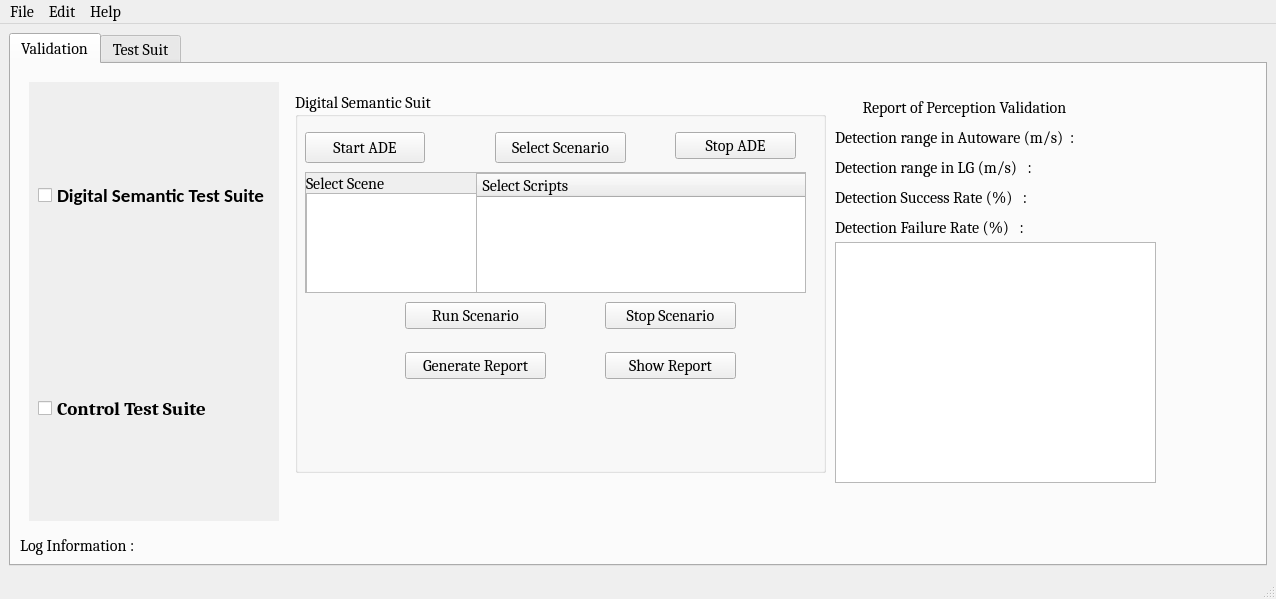
Above: Source_Code/UI_Suit/mainwindow.ui from PolyVerifFramework/PolyVerif before the change. Below: the same form after it.
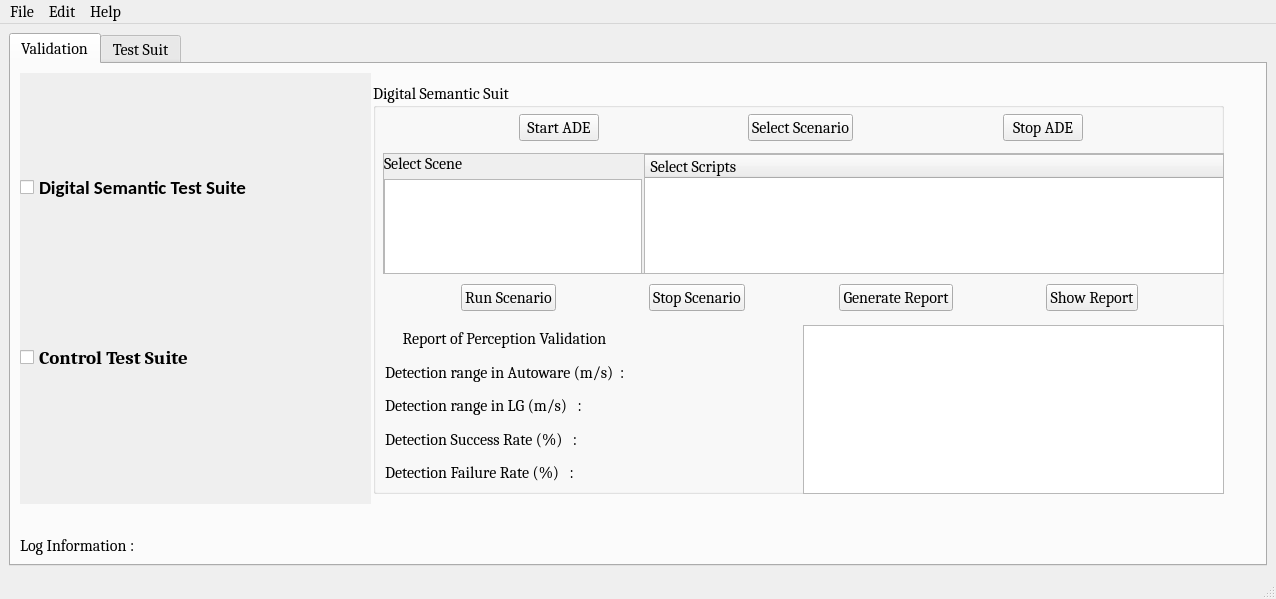
That is the form after the change.

Commit message: Resolve the crash issue, Also change the UI for data report

```diff
--- a/Source_Code/UI_Suit/mainwindow.ui
+++ b/Source_Code/UI_Suit/mainwindow.ui
@@ -57,24 +57,36 @@
        <attribute name="title">
         <string>Validation</string>
        </attribute>
-       <layout class="QVBoxLayout" name="verticalLayout_3">
-        <item>
          <widget class="QWidget" name="gridWidget" native="true">
           <property name="enabled">
            <bool>true</bool>
           </property>
+        <property name="geometry">
+         <rect>
+          <x>9</x>
+          <y>9</y>
+          <width>1241</width>
+          <height>481</height>
+         </rect>
+        </property>
           <property name="sizePolicy">
            <sizepolicy hsizetype="Expanding" vsizetype="Expanding">
             <horstretch>0</horstretch>
             <verstretch>0</verstretch>
            </sizepolicy>
           </property>
-          <layout class="QGridLayout" name="gridLayout">
-           <item row="0" column="0">
             <widget class="QWidget" name="horizontalWidget_4" native="true">
              <property name="enabled">
               <bool>true</bool>
              </property>
+         <property name="geometry">
+          <rect>
+           <x>0</x>
+           <y>0</y>
+           <width>351</width>
+           <height>431</height>
+          </rect>
+         </property>
              <property name="sizePolicy">
               <sizepolicy hsizetype="Preferred" vsizetype="Expanding">
                <horstretch>0</horstretch>
@@ -84,14 +96,15 @@
              <property name="autoFillBackground">
               <bool>true</bool>
              </property>
-             <layout class="QHBoxLayout" name="horizontalLayout_2">
-              <property name="sizeConstraint">
-               <enum>QLayout::SetMinAndMaxSize</enum>
-              </property>
-              <item>
-               <layout class="QVBoxLayout" name="verticalLayout_2">
-                <item alignment="Qt::AlignLeft">
                  <widget class="QCheckBox" name="checkBox_2">
+          <property name="geometry">
+           <rect>
+            <x>0</x>
+            <y>100</y>
+            <width>317</width>
+            <height>29</height>
+           </rect>
+          </property>
                   <property name="sizePolicy">
                    <sizepolicy hsizetype="Expanding" vsizetype="Expanding">
                     <horstretch>0</horstretch>
@@ -110,9 +123,15 @@
                    <string>Digital Semantic Test Suite</string>
                   </property>
                  </widget>
-                </item>
-                <item alignment="Qt::AlignLeft">
                  <widget class="QCheckBox" name="checkBox_3">
+          <property name="geometry">
+           <rect>
+            <x>0</x>
+            <y>270</y>
+            <width>218</width>
+            <height>29</height>
+           </rect>
+          </property>
                   <property name="sizePolicy">
                    <sizepolicy hsizetype="Expanding" vsizetype="Expanding">
                     <horstretch>0</horstretch>
@@ -131,19 +150,16 @@
                    <string>Control Test Suite</string>
                   </property>
                  </widget>
-                </item>
-               </layout>
-              </item>
-             </layout>
-            </widget>
-           </item>
-           <item row="0" column="1">
-            <layout class="QHBoxLayout" name="horizontalLayout_4">
-             <property name="sizeConstraint">
-              <enum>QLayout::SetFixedSize</enum>
-             </property>
-             <item>
+        </widget>
               <widget class="QStackedWidget" name="stackedWidget">
+         <property name="geometry">
+          <rect>
+           <x>353</x>
+           <y>10</y>
+           <width>881</width>
+           <height>421</height>
+          </rect>
+         </property>
                <property name="sizePolicy">
                 <sizepolicy hsizetype="Expanding" vsizetype="Expanding">
                  <horstretch>0</horstretch>
@@ -168,18 +184,15 @@
                   <verstretch>0</verstretch>
                  </sizepolicy>
                 </property>
-                <widget class="QWidget" name="horizontalLayoutWidget">
-                 <property name="geometry">
-                  <rect>
-                   <x>10</x>
-                   <y>10</y>
-                   <width>531</width>
-                   <height>381</height>
-                  </rect>
-                 </property>
-                 <layout class="QHBoxLayout" name="layout_digital_suit">
-                  <item>
                    <widget class="QGroupBox" name="gbox_DST_Suit">
+           <property name="geometry">
+            <rect>
+             <x>0</x>
+             <y>0</y>
+             <width>851</width>
+             <height>411</height>
+            </rect>
+           </property>
                     <property name="sizePolicy">
                      <sizepolicy hsizetype="MinimumExpanding" vsizetype="MinimumExpanding">
                       <horstretch>0</horstretch>
@@ -189,64 +202,12 @@
                     <property name="title">
                      <string>Digital Semantic Suit</string>
                     </property>
-                    <widget class="QPushButton" name="pblaunch">
-                     <property name="geometry">
-                      <rect>
-                       <x>10</x>
-                       <y>40</y>
-                       <width>120</width>
-                       <height>31</height>
-                      </rect>
-                     </property>
-                     <property name="text">
-                      <string>Start ADE</string>
-                     </property>
-                    </widget>
-                    <widget class="QPushButton" name="b_StopAde">
-                     <property name="geometry">
-                      <rect>
-                       <x>380</x>
-                       <y>40</y>
-                       <width>121</width>
-                       <height>27</height>
-                      </rect>
-                     </property>
-                     <property name="text">
-                      <string>Stop ADE</string>
-                     </property>
-                    </widget>
-                    <widget class="QPushButton" name="b_showreport">
-                     <property name="geometry">
-                      <rect>
-                       <x>310</x>
-                       <y>260</y>
-                       <width>131</width>
-                       <height>27</height>
-                      </rect>
-                     </property>
-                     <property name="text">
-                      <string>Show Report</string>
-                     </property>
-                    </widget>
-                    <widget class="QPushButton" name="b_sel_scenario">
-                     <property name="geometry">
-                      <rect>
-                       <x>200</x>
-                       <y>40</y>
-                       <width>131</width>
-                       <height>31</height>
-                      </rect>
-                     </property>
-                     <property name="text">
-                      <string>Select Scenario</string>
-                     </property>
-                    </widget>
                     <widget class="QScrollArea" name="scrollScenarioList">
                      <property name="geometry">
                       <rect>
                        <x>10</x>
-                       <y>80</y>
-                       <width>501</width>
+              <y>70</y>
+              <width>841</width>
                        <height>121</height>
                       </rect>
                      </property>
@@ -258,7 +219,7 @@
                        <rect>
                         <x>0</x>
                         <y>0</y>
-                        <width>499</width>
+               <width>839</width>
                         <height>119</height>
                        </rect>
                       </property>
@@ -271,9 +232,9 @@
                       <widget class="QTreeWidget" name="treeWidget">
                        <property name="geometry">
                         <rect>
-                         <x>170</x>
+                <x>260</x>
                          <y>0</y>
-                         <width>331</width>
+                <width>581</width>
                          <height>121</height>
                         </rect>
                        </property>
@@ -283,148 +244,280 @@
                         </property>
                        </column>
                       </widget>
-                      <widget class="QListWidget" name="listWidgetSceneSelectDSU">
+             <widget class="QWidget" name="layoutWidget">
                        <property name="geometry">
                         <rect>
                          <x>0</x>
-                         <y>20</y>
-                         <width>171</width>
-                         <height>101</height>
-                        </rect>
-                       </property>
-                      </widget>
+                <y>0</y>
+                <width>258</width>
+                <height>219</height>
+               </rect>
+              </property>
+              <layout class="QVBoxLayout" name="verticalLayout_3">
+               <item>
                       <widget class="QLabel" name="label_3">
-                       <property name="geometry">
-                        <rect>
-                         <x>0</x>
-                         <y>0</y>
-                         <width>161</width>
-                         <height>21</height>
-                        </rect>
-                       </property>
                        <property name="text">
                         <string>Select Scene</string>
                        </property>
                       </widget>
-                     </widget>
-                    </widget>
+               </item>
+               <item>
+                <widget class="QListWidget" name="listWidgetSceneSelectDSU"/>
+               </item>
+              </layout>
+             </widget>
+            </widget>
+           </widget>
+           <widget class="QTableView" name="tableView">
+            <property name="geometry">
+             <rect>
+              <x>430</x>
+              <y>242</y>
+              <width>421</width>
+              <height>169</height>
+             </rect>
+            </property>
+           </widget>
+           <widget class="QWidget" name="layoutWidget">
+            <property name="geometry">
+             <rect>
+              <x>2</x>
+              <y>30</y>
+              <width>851</width>
+              <height>29</height>
+             </rect>
+            </property>
+            <layout class="QHBoxLayout" name="horizontalLayout">
+             <item>
+              <spacer name="horizontalSpacer_3">
+               <property name="orientation">
+                <enum>Qt::Horizontal</enum>
+               </property>
+               <property name="sizeHint" stdset="0">
+                <size>
+                 <width>68</width>
+                 <height>20</height>
+                </size>
+               </property>
+              </spacer>
+             </item>
+             <item>
+              <widget class="QPushButton" name="pblaunch">
+               <property name="text">
+                <string>Start ADE</string>
+               </property>
+              </widget>
+             </item>
+             <item>
+              <spacer name="horizontalSpacer_8">
+               <property name="orientation">
+                <enum>Qt::Horizontal</enum>
+               </property>
+               <property name="sizeHint" stdset="0">
+                <size>
+                 <width>98</width>
+                 <height>20</height>
+                </size>
+               </property>
+              </spacer>
+             </item>
+             <item>
+              <widget class="QPushButton" name="b_sel_scenario">
+               <property name="text">
+                <string>Select Scenario</string>
+               </property>
+              </widget>
+             </item>
+             <item>
+              <spacer name="horizontalSpacer_9">
+               <property name="orientation">
+                <enum>Qt::Horizontal</enum>
+               </property>
+               <property name="sizeHint" stdset="0">
+                <size>
+                 <width>98</width>
+                 <height>20</height>
+                </size>
+               </property>
+              </spacer>
+             </item>
+             <item>
+              <widget class="QPushButton" name="b_StopAde">
+               <property name="text">
+                <string>Stop ADE</string>
+               </property>
+              </widget>
+             </item>
+             <item>
+              <spacer name="horizontalSpacer_10">
+               <property name="orientation">
+                <enum>Qt::Horizontal</enum>
+               </property>
+               <property name="sizeHint" stdset="0">
+                <size>
+                 <width>68</width>
+                 <height>20</height>
+                </size>
+               </property>
+              </spacer>
+             </item>
+            </layout>
+           </widget>
+           <widget class="QWidget" name="layoutWidget">
+            <property name="geometry">
+             <rect>
+              <x>1</x>
+              <y>200</y>
+              <width>851</width>
+              <height>29</height>
+             </rect>
+            </property>
+            <layout class="QHBoxLayout" name="horizontalLayout_2">
+             <item>
+              <spacer name="horizontalSpacer_4">
+               <property name="orientation">
+                <enum>Qt::Horizontal</enum>
+               </property>
+               <property name="sizeHint" stdset="0">
+                <size>
+                 <width>68</width>
+                 <height>20</height>
+                </size>
+               </property>
+              </spacer>
+             </item>
+             <item>
                     <widget class="QPushButton" name="b_run_scenario">
-                     <property name="geometry">
-                      <rect>
-                       <x>110</x>
-                       <y>210</y>
-                       <width>141</width>
-                       <height>27</height>
-                      </rect>
-                     </property>
                      <property name="text">
                       <string>Run Scenario</string>
                      </property>
                     </widget>
+             </item>
+             <item>
+              <spacer name="horizontalSpacer_5">
+               <property name="orientation">
+                <enum>Qt::Horizontal</enum>
+               </property>
+               <property name="sizeHint" stdset="0">
+                <size>
+                 <width>38</width>
+                 <height>20</height>
+                </size>
+               </property>
+              </spacer>
+             </item>
+             <item>
                     <widget class="QPushButton" name="b_stop_scenario">
-                     <property name="geometry">
-                      <rect>
-                       <x>310</x>
-                       <y>210</y>
-                       <width>131</width>
-                       <height>27</height>
-                      </rect>
-                     </property>
                      <property name="text">
                       <string>Stop Scenario</string>
                      </property>
                     </widget>
+             </item>
+             <item>
+              <spacer name="horizontalSpacer_6">
+               <property name="orientation">
+                <enum>Qt::Horizontal</enum>
+               </property>
+               <property name="sizeHint" stdset="0">
+                <size>
+                 <width>38</width>
+                 <height>20</height>
+                </size>
+               </property>
+              </spacer>
+             </item>
+             <item>
                     <widget class="QPushButton" name="b_generatereport">
-                     <property name="geometry">
-                      <rect>
-                       <x>110</x>
-                       <y>260</y>
-                       <width>141</width>
-                       <height>27</height>
-                      </rect>
-                     </property>
                      <property name="text">
                       <string>Generate Report</string>
                      </property>
                     </widget>
-                   </widget>
-                  </item>
-                 </layout>
-                </widget>
+             </item>
+             <item>
+              <spacer name="horizontalSpacer_7">
+               <property name="orientation">
+                <enum>Qt::Horizontal</enum>
+               </property>
+               <property name="sizeHint" stdset="0">
+                <size>
+                 <width>38</width>
+                 <height>20</height>
+                </size>
+               </property>
+              </spacer>
+             </item>
+             <item>
+              <widget class="QPushButton" name="b_showreport">
+               <property name="text">
+                <string>Show Report</string>
+               </property>
+              </widget>
+             </item>
+             <item>
+              <spacer name="horizontalSpacer_11">
+               <property name="orientation">
+                <enum>Qt::Horizontal</enum>
+               </property>
+               <property name="sizeHint" stdset="0">
+                <size>
+                 <width>68</width>
+                 <height>20</height>
+                </size>
+               </property>
+              </spacer>
+             </item>
+            </layout>
+           </widget>
+           <widget class="QWidget" name="layoutWidget">
+            <property name="geometry">
+             <rect>
+              <x>12</x>
+              <y>242</y>
+              <width>411</width>
+              <height>161</height>
+             </rect>
+            </property>
+            <layout class="QVBoxLayout" name="verticalLayout_2">
+             <item>
                 <widget class="QLabel" name="label_2">
-                 <property name="geometry">
-                  <rect>
-                   <x>560</x>
-                   <y>10</y>
-                   <width>281</width>
-                   <height>31</height>
-                  </rect>
-                 </property>
                  <property name="text">
                   <string>     Report of Perception Validation</string>
                  </property>
-                </widget>
+               <property name="indent">
+                <number>0</number>
+               </property>
+              </widget>
+             </item>
+             <item>
                 <widget class="QLabel" name="lbl_d_Auto">
-                 <property name="geometry">
-                  <rect>
-                   <x>550</x>
-                   <y>40</y>
-                   <width>341</width>
-                   <height>31</height>
-                  </rect>
-                 </property>
                  <property name="text">
                   <string>Detection range in Autoware (m/s)  :</string>
                  </property>
                 </widget>
+             </item>
+             <item>
                 <widget class="QLabel" name="lbl_d_LG">
-                 <property name="geometry">
-                  <rect>
-                   <x>550</x>
-                   <y>70</y>
-                   <width>341</width>
-                   <height>31</height>
-                  </rect>
-                 </property>
                  <property name="text">
                   <string>Detection range in LG (m/s)   :</string>
                  </property>
                 </widget>
+             </item>
+             <item>
                 <widget class="QLabel" name="lbl_d_Succes">
-                 <property name="geometry">
-                  <rect>
-                   <x>550</x>
-                   <y>100</y>
-                   <width>341</width>
-                   <height>31</height>
-                  </rect>
-                 </property>
                  <property name="text">
                   <string>Detection Success Rate (%)   :</string>
                  </property>
                 </widget>
+             </item>
+             <item>
                 <widget class="QLabel" name="lbl_d_Failure">
-                 <property name="geometry">
-                  <rect>
-                   <x>550</x>
-                   <y>130</y>
-                   <width>341</width>
-                   <height>31</height>
-                  </rect>
-                 </property>
                  <property name="text">
                   <string>Detection Failure Rate (%)   :</string>
                  </property>
                 </widget>
-                <widget class="QTableView" name="tableView">
-                 <property name="geometry">
-                  <rect>
-                   <x>550</x>
-                   <y>160</y>
-                   <width>321</width>
-                   <height>241</height>
-                  </rect>
-                 </property>
+             </item>
+            </layout>
+           </widget>
                 </widget>
                </widget>
                <widget class="QWidget" name="control_test_suit">
@@ -661,20 +754,20 @@
                 </widget>
                </widget>
               </widget>
-             </item>
-            </layout>
-           </item>
-          </layout>
-         </widget>
-        </item>
-        <item>
+       </widget>
          <widget class="QLabel" name="lbl_outputlog">
+        <property name="geometry">
+         <rect>
+          <x>9</x>
+          <y>472</y>
+          <width>1221</width>
+          <height>19</height>
+         </rect>
+        </property>
           <property name="text">
            <string>Log Information :</string>
           </property>
          </widget>
-        </item>
-       </layout>
       </widget>
       <widget class="QWidget" name="tab_2">
        <attribute name="title">
```
Lines whose indentation alone changed are shown as unchanged. The commit also changes 3 other files.
